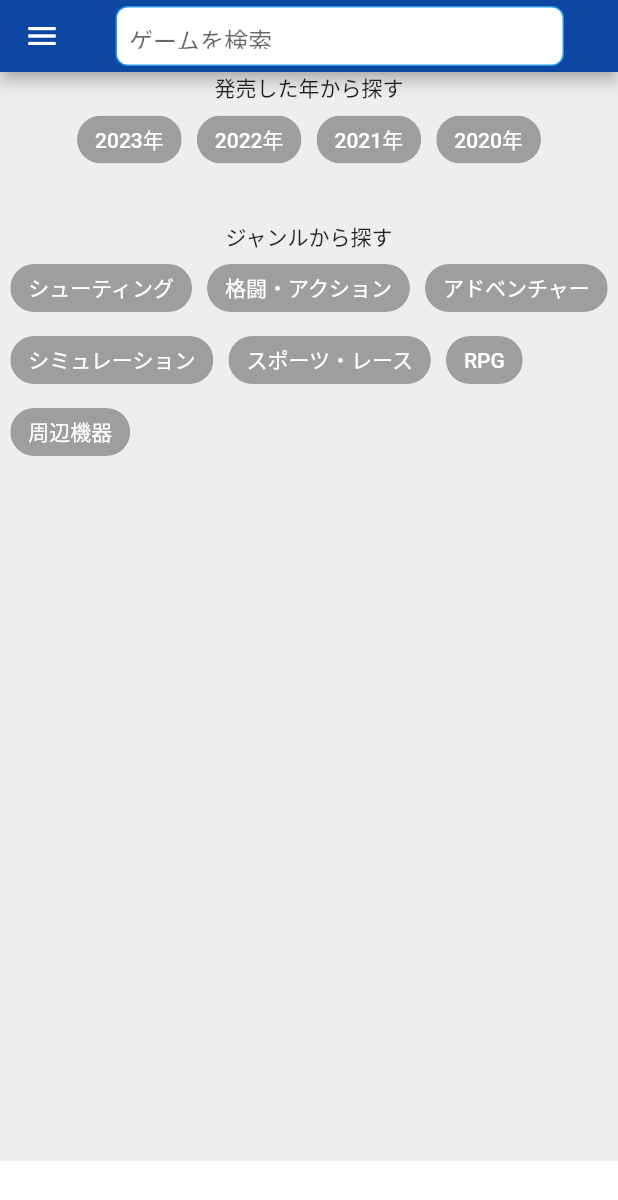
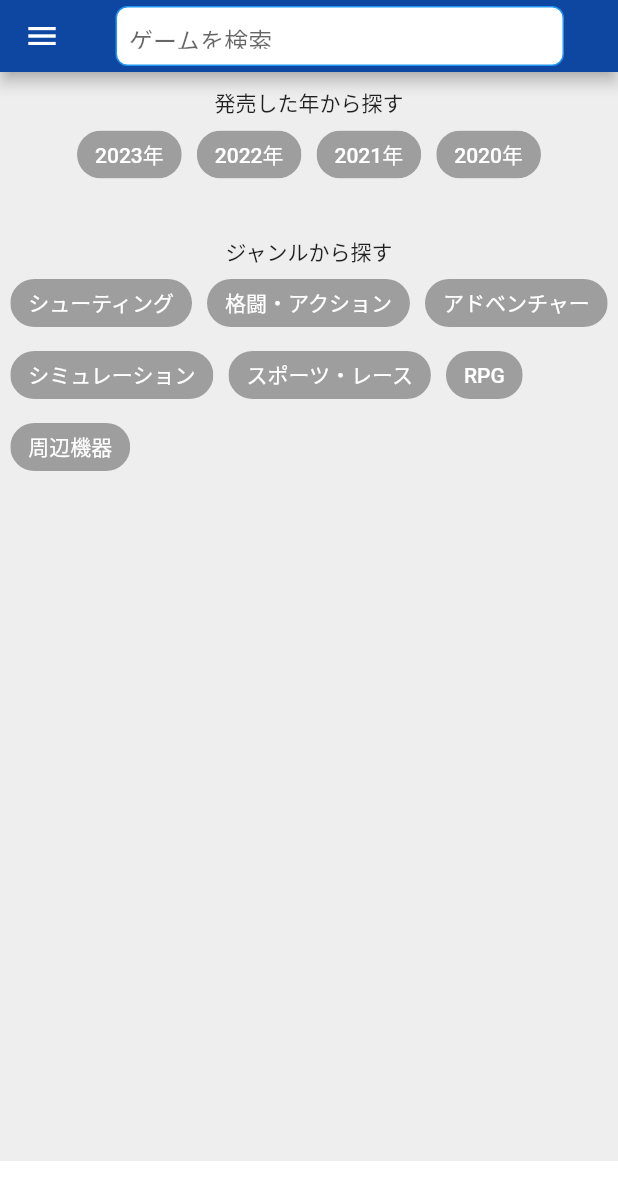
Before and after one commit to yanagswk/game_release_flutter, a Flutter app: the SearchBar screen opened directly, on a phone screen of 412 x 824 dp. Shown: the top 1200 px of the screen. Run offline on Flutter 3.47's test engine with Material 2 defaults, Android fonts, the phone set to English and light mode, and no system bars; drawn by our look-alikes of google_mobile_ads; our stand-ins replace cached_network_image, carousel_slider, device_info, flutter_datetime_picker, flutter_local_notifications, flutter_rating_bar and 11 more; missing offline and left inert: app_tracking_transparency, dart:ffi, device_calendar, launch_review; accounts and stored records are empty; network calls fail.

Commit message:
設定値修正

```diff
--- a/lib/common/AdModBanner.dart
+++ b/lib/common/AdModBanner.dart
@@ -23,8 +23,8 @@ class _AdModBannerState extends State<AdModBanner> {
   // バナー広告をインスタンス化
   BannerAd myBanner = BannerAd(
     // adUnitId: getTestAdBannerUnitId(),
-    adUnitId: "ca-app-pub-3940256099942544/2934735716", // テストIOS用
-    // adUnitId: "ca-app-pub-5120399662467556/3935570145", // 本番IOS用
+    // adUnitId: "ca-app-pub-3940256099942544/2934735716", // テストIOS用
+    adUnitId: "ca-app-pub-5120399662467556/3935570145", // 本番IOS用
     size: AdSize.banner,
     request: const AdRequest(),
     listener: const BannerAdListener()
--- a/lib/game_favorite.dart
+++ b/lib/game_favorite.dart
@@ -37,7 +37,7 @@ class _GameFavoritePageState extends State<GameFavoritePage> {
     favoriteGames = await ApiClient().getFavoriteGameList();
     setState(() {
       if (favoriteGames.length == 0) {
-        text = "お気に入り登録しているゲームはありません";
+        text = "";
       }
     });
     _gameGetx.setLoading(false);
--- a/lib/widget/search_bar.dart
+++ b/lib/widget/search_bar.dart
@@ -121,6 +121,7 @@ class _SearchBarState extends State<SearchBar> {
       decoration: BoxDecoration(color: Colors.grey[200]),
       child: Column(
         children: [
+          const SizedBox(height: 10),
           Text("発売した年から探す"),
           // ReleasedYearSelect(),
           Container(
--- a/lib/widget/search_result.dart
+++ b/lib/widget/search_result.dart
@@ -58,9 +58,8 @@ class _SearchResultState extends State<SearchResult> {
   String _kariSelectHardware = "All";
   final List<String> _hardwareList = ["All", "Switch", "PS5", "PS4"];
 
-  int _kariSelectReleasedType = 2;
-
-  int _selectReleasedType = 2;
+  int _kariSelectReleasedType = 1;
+  int _selectReleasedType = 1;
 
   String _sort = "asc";
   String _kariSelectSort = "asc";
```
Also changed, not shown: 3 other files.
